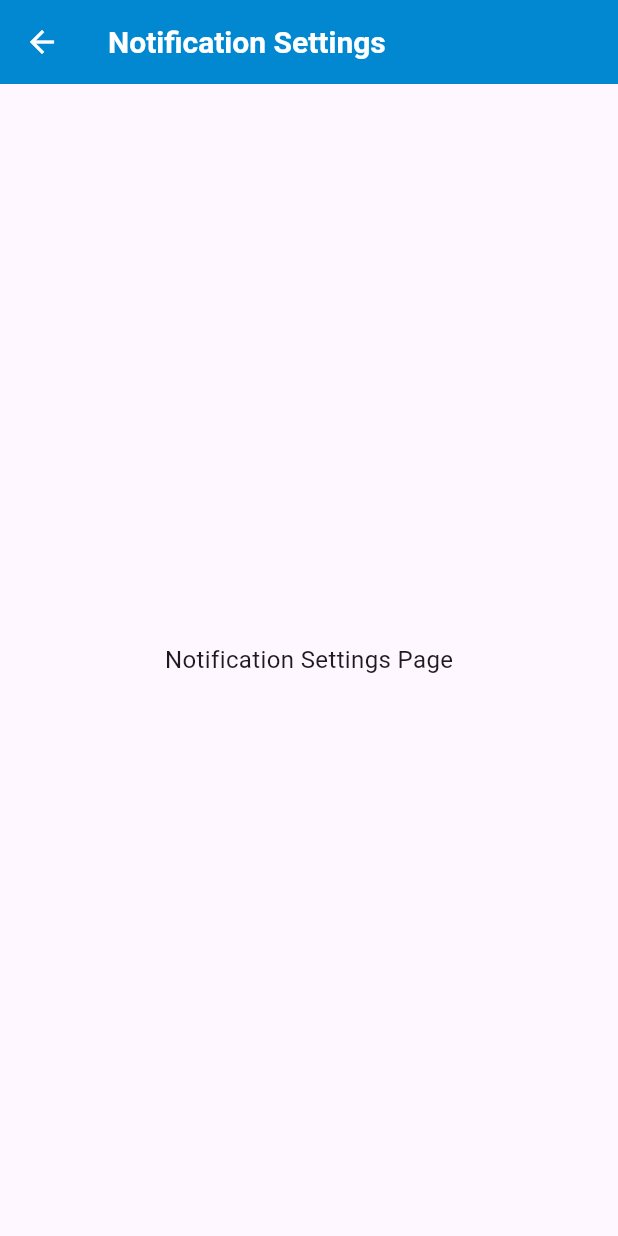
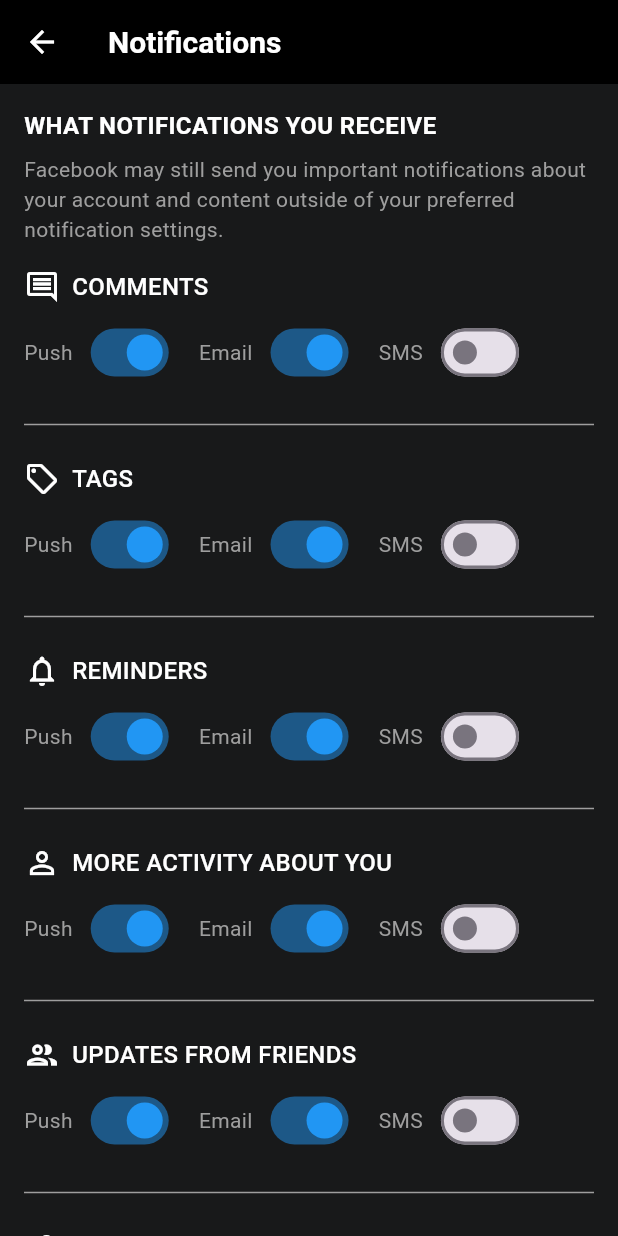
Before and after one commit to emtiaz1/on_the_go, a Flutter app: the NotificationSettingsPage screen opened directly, on a phone screen of 412 x 824 dp. Run offline on Flutter 3.47's test engine with Material 3 defaults, Android fonts, the phone set to English and light mode, and no system bars; our stand-ins replace cloud_firestore, firebase_auth, firebase_core, flutter_map, google_fonts, icons_plus and 4 more; missing offline and left inert: flutter_map_location_marker; accounts and stored records are empty.

Commit message:
notification settings ver 1

```diff
--- a/lib/NotificationSettings.dart
+++ b/lib/NotificationSettings.dart
@@ -1,32 +1,156 @@
 import 'package:flutter/material.dart';
 
-class NotificationSettingsPage extends StatelessWidget {
+class NotificationSettingsPage extends StatefulWidget {
   const NotificationSettingsPage({super.key});
+
+  @override
+  _NotificationSettingsPageState createState() => _NotificationSettingsPageState();
+}
+
+class _NotificationSettingsPageState extends State<NotificationSettingsPage> {
+  // State variables for toggle switches
+  Map<String, Map<String, bool>> notificationSettings = {
+    'Comments': {'Push': true, 'Email': true, 'SMS': false},
+    'Tags': {'Push': true, 'Email': true, 'SMS': false},
+    'Reminders': {'Push': true, 'Email': true, 'SMS': false},
+    'More Activity About You': {'Push': true, 'Email': true, 'SMS': false},
+    'Updates from Friends': {'Push': true, 'Email': true, 'SMS': false},
+    'Friend Requests': {'Push': true, 'Email': true, 'SMS': false},
+    'People You May Know': {'Push': true, 'Email': true, 'SMS': false},
+    'Birthdays': {'Push': true, 'Email': true, 'SMS': false},
+    'Groups': {'Push': true, 'Email': true, 'SMS': false},
+    'Video': {'Push': true, 'Email': true, 'SMS': false},
+    'Events': {'Push': true, 'Email': true, 'SMS': false},
+  };
+
+  // Icons for each notification category
+  final Map<String, IconData> categoryIcons = {
+    'Comments': Icons.comment_outlined,
+    'Tags': Icons.local_offer_outlined,
+    'Reminders': Icons.notifications_none,
+    'More Activity About You': Icons.person_outline,
+    'Updates from Friends': Icons.group_outlined,
+    'Friend Requests': Icons.person_add_outlined,
+    'People You May Know': Icons.people_alt_outlined,
+    'Birthdays': Icons.cake_outlined,
+    'Groups': Icons.groups_outlined,
+    'Video': Icons.play_circle_outline,
+    'Events': Icons.event_outlined,
+  };
 
   @override
   Widget build(BuildContext context) {
     return Scaffold(
       appBar: AppBar(
         title: const Text(
-          'Notification Settings',
+          'Notifications',
           style: TextStyle(
             color: Colors.white,
             fontSize: 20,
             fontWeight: FontWeight.w600,
           ),
         ),
-        backgroundColor: Colors.lightBlue.shade700,
+        backgroundColor: Colors.black,
         leading: IconButton(
           icon: const Icon(Icons.arrow_back, color: Colors.white),
           onPressed: () => Navigator.pop(context),
         ),
       ),
-      body: const Center(
-        child: Text(
-          'Notification Settings Page',
-          style: TextStyle(fontSize: 16),
-        ),
-      ),
+      backgroundColor: const Color(0xFF18191A),
+      body: notificationSettings.isEmpty
+          ? const Center(
+              child: Text(
+                'No notification settings available.',
+                style: TextStyle(color: Colors.white),
+              ),
+            )
+          : ListView(
+              padding: const EdgeInsets.all(16.0),
+              children: [
+                const Text(
+                  'WHAT NOTIFICATIONS YOU RECEIVE',
+                  style: TextStyle(
+                    color: Colors.white,
+                    fontSize: 16,
+                    fontWeight: FontWeight.bold,
+                  ),
+                ),
+                const SizedBox(height: 8),
+                const Text(
+                  'Facebook may still send you important notifications about your account and content outside of your preferred notification settings.',
+                  style: TextStyle(
+                    color: Colors.grey,
+                    fontSize: 14,
+                  ),
+                ),
+                const SizedBox(height: 16),
+                ...notificationSettings.keys.map((category) {
+                  return Column(
+                    crossAxisAlignment: CrossAxisAlignment.start,
+                    children: [
+                      Row(
+                        children: [
+                          Icon(
+                            categoryIcons[category],
+                            color: Colors.white,
+                            size: 24,
+                          ),
+                          const SizedBox(width: 8),
+                          Text(
+                            category.toUpperCase(),
+                            style: const TextStyle(
+                              color: Colors.white,
+                              fontSize: 16,
+                              fontWeight: FontWeight.w500,
+                            ),
+                          ),
+                        ],
+                      ),
+                      const SizedBox(height: 8),
+                      Wrap(
+                        spacing: 16.0,
+                        runSpacing: 8.0,
+                        children: ['Push', 'Email', 'SMS'].map((type) {
+                          return Row(
+                            mainAxisSize: MainAxisSize.min,
+                            children: [
+                              Text(
+                                type,
+                                style: const TextStyle(
+                                  color: Colors.grey,
+                                  fontSize: 14,
+                                ),
+                              ),
+                              const SizedBox(width: 8),
+                              Switch(
+                                value: notificationSettings[category]![type]!,
+                                onChanged: (value) {
+                                  setState(() {
+                                    notificationSettings[category]![type] = value;
+                                  });
+                                },
+                                activeColor: Colors.blue,
+                              ),
+                            ],
+                          );
+                        }).toList(),
+                      ),
+                      const SizedBox(height: 16),
+                      const Divider(color: Colors.grey),
+                      const SizedBox(height: 16),
+                    ],
+                  );
+                }).toList(),
+              ],
+            ),
     );
   }
 }
+
+// Example usage of the suggested code change
+void navigateToNotificationSettings(BuildContext context) {
+  Navigator.push(
+    context,
+    MaterialPageRoute(builder: (context) => const NotificationSettingsPage()),
+  );
+}
```
Also changed, not shown: pubspec.lock.
